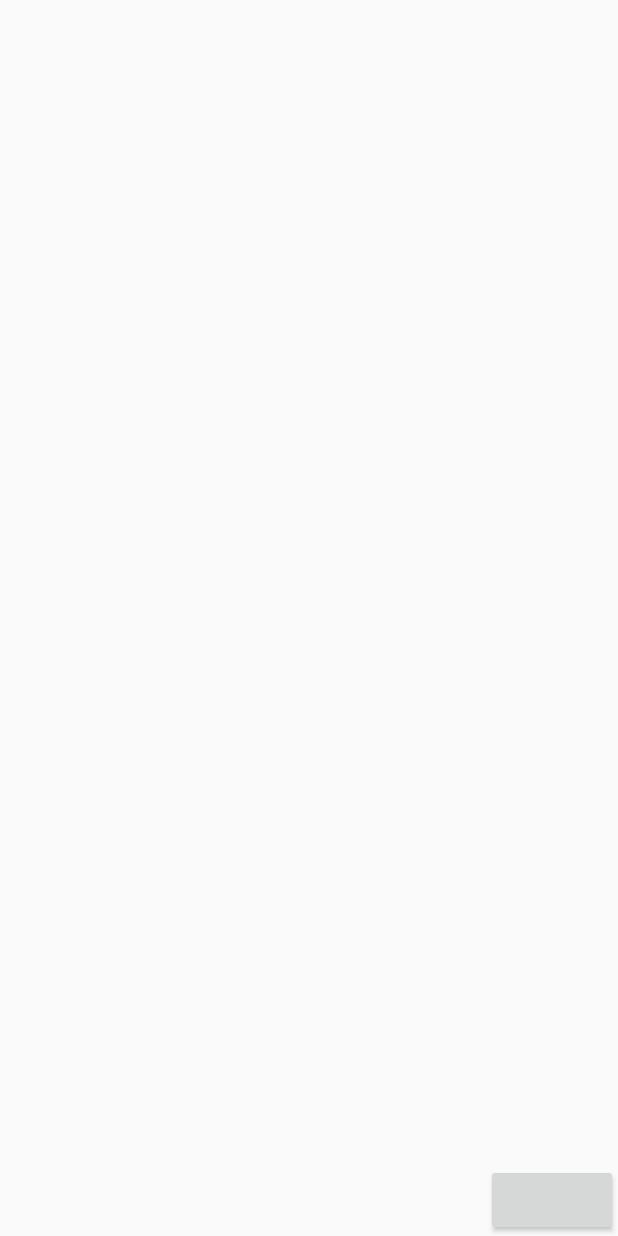
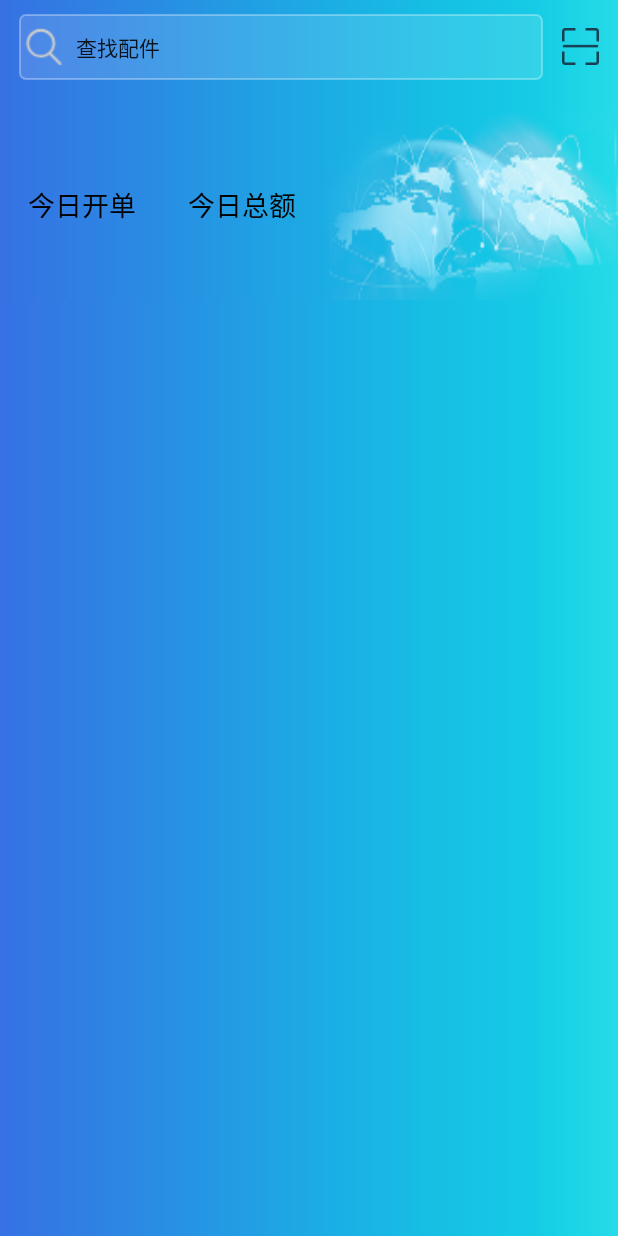
Before and after one commit to njjames/ZDDemo, an Android app: the MainActivity screen opened directly, with no data from a screen before it, on a phone screen of 412 x 824 dp. Run offline under Robolectric (Android 15) with nearby library versions, the phone set to English and light mode, and no system bars; libraries missing offline, so code that uses them is left out: com.nightonke.boommenu; plain views replace BoomMenuButton; 6 statements that could not run were skipped.

Commit message:
初步确定主界面

```diff
--- a/app/build.gradle
+++ b/app/build.gradle
@@ -41,4 +41,5 @@ dependencies {
     implementation 'com.squareup.retrofit2:retrofit:2.4.0'
     implementation 'com.squareup.retrofit2:converter-gson:2.4.0'
     implementation 'com.squareup.retrofit2:adapter-rxjava2:2.4.0'
+    implementation 'com.android.support:design:26.1.0'
 }
--- a/app/src/main/java/com/nj/zddemo/ui/activity/MainActivity.java
+++ b/app/src/main/java/com/nj/zddemo/ui/activity/MainActivity.java
@@ -11,16 +11,28 @@ import com.nightonke.boommenu.BoomMenuButton;
 import com.nightonke.boommenu.ButtonEnum;
 import com.nightonke.boommenu.Piece.PiecePlaceEnum;
 import com.nj.zddemo.R;
+import com.nj.zddemo.mvp.presenter.base.MVPPresenter;
+import com.nj.zddemo.ui.activity.base.BaseMVPActivity;
 
-public class MainActivity extends AppCompatActivity {
+import java.util.List;
+
+public class MainActivity extends BaseMVPActivity {
 
     private BoomMenuButton mBoomMenuButton;
 
     @Override
-    protected void onCreate(Bundle savedInstanceState) {
-        super.onCreate(savedInstanceState);
-        setContentView(R.layout.main_activity);
+    protected int getLayoutId() {
+        return R.layout.main_activity;
+    }
+
+    @Override
+    protected void initPage(Bundle savedInstanceState) {
         initBmbView();
+    }
+
+    @Override
+    protected void createPresenters(List<MVPPresenter> presenters) {
+
     }
 
     private void initBmbView() {
@@ -35,7 +47,7 @@ public class MainActivity extends AppCompatActivity {
         mBoomMenuButton.clearBuilders();
         for (int i = 0; i < mBoomMenuButton.getPiecePlaceEnum().pieceNumber(); i++) {
             TextOutsideCircleButton.Builder builder = new TextOutsideCircleButton.Builder()
-//                    .rotateText(true)   //设置文字循环滚动
+//                    .rotateText(true)   //设置文字循环滚动，好像不是这个
                     .listener(new OnBMClickListener() { //添加点击事件
                         @Override
                         public void onBoomButtonClick(int index) {
--- a/app/src/main/java/com/nj/zddemo/ui/activity/base/BaseMVPActivity.java
+++ b/app/src/main/java/com/nj/zddemo/ui/activity/base/BaseMVPActivity.java
@@ -9,6 +9,7 @@ import android.os.Bundle;
 import android.support.annotation.Nullable;
 import android.support.v7.app.AppCompatActivity;
 import android.view.View;
+import android.view.Window;
 
 import com.nj.zddemo.R;
 import com.nj.zddemo.mvp.MVPDispatcher;
@@ -32,13 +33,14 @@ public abstract class BaseMVPActivity extends AppCompatActivity implements MVPVi
     //生命周期相关方法
     @Override
     protected void onCreate(@Nullable Bundle savedInstanceState) {
+        supportRequestWindowFeature(Window.FEATURE_NO_TITLE);
         super.onCreate(savedInstanceState);
-        if (Build.VERSION.SDK_INT >= 21) {
-            View decorView = getWindow().getDecorView();
-            decorView.setSystemUiVisibility(View.SYSTEM_UI_FLAG_LAYOUT_FULLSCREEN
-                    | View.SYSTEM_UI_FLAG_LAYOUT_STABLE);
-            getWindow().setStatusBarColor(Color.TRANSPARENT);
-        }
+//        if (Build.VERSION.SDK_INT >= 21) {
+//            View decorView = getWindow().getDecorView();
+//            decorView.setSystemUiVisibility(View.SYSTEM_UI_FLAG_LAYOUT_FULLSCREEN
+//                    | View.SYSTEM_UI_FLAG_LAYOUT_STABLE);
+//            getWindow().setStatusBarColor(Color.TRANSPARENT);
+//        }
         int layoutId = getLayoutId();
         if (layoutId != 0) {
             setContentView(layoutId);
--- /dev/null
+++ b/app/src/main/res/drawable/btn_page_title_bg.xml
@@ -0,0 +1,15 @@
+<?xml version="1.0" encoding="utf-8"?>
+<shape xmlns:android="http://schemas.android.com/apk/res/android">
+    <solid android:color="#20ffffff" />
+    <stroke
+        android:width="1dp"
+        android:color="#50ffffff" />
+
+    <corners android:radius="4dp" />
+
+    <padding
+        android:bottom="1dp"
+        android:left="1dp"
+        android:right="1dp"
+        android:top="1dp" />
+</shape>
--- a/app/src/main/res/layout/main_activity.xml
+++ b/app/src/main/res/layout/main_activity.xml
@@ -1,11 +1,65 @@
 <?xml version="1.0" encoding="utf-8"?>
-<RelativeLayout
+<android.support.design.widget.CoordinatorLayout
     xmlns:android="http://schemas.android.com/apk/res/android"
     xmlns:app="http://schemas.android.com/apk/res-auto"
     xmlns:tools="http://schemas.android.com/tools"
     android:layout_width="match_parent"
     android:layout_height="match_parent"
+    android:background="@drawable/bg_main"
     tools:context="com.nj.zddemo.ui.activity.MainActivity">
+
+    <android.support.design.widget.AppBarLayout
+        android:layout_width="match_parent"
+        android:layout_height="@dimen/qb_px_160">
+
+        <android.support.design.widget.CollapsingToolbarLayout
+            android:layout_width="match_parent"
+            android:layout_height="match_parent"
+            android:fitsSystemWindows="true"
+            app:layout_scrollFlags="scroll|exitUntilCollapsed"
+            app:layout_collapseParallaxMultiplier="0.7">
+
+            <ImageView
+                android:layout_width="match_parent"
+                android:layout_height="match_parent"
+                android:src="@drawable/bg_page"
+                android:scaleType="fitXY"
+                app:layout_collapseMode="parallax"/>
+
+            <include layout="@layout/toolbar_open" />
+
+            <TextView
+                android:layout_width="wrap_content"
+                android:layout_height="wrap_content"
+                android:text="@string/toady_count"
+                android:textColor="@android:color/black"
+                android:layout_gravity="bottom"
+                android:layout_marginBottom="@dimen/qb_px_40"
+                android:layout_marginLeft="@dimen/qb_px_15"
+                android:textSize="18sp"
+                app:layout_collapseMode="pin"/>
+
+            <TextView
+                android:layout_width="wrap_content"
+                android:layout_height="wrap_content"
+                android:text="@string/toady_money"
+                android:textColor="@android:color/black"
+                android:layout_gravity="bottom"
+                android:layout_marginBottom="@dimen/qb_px_40"
+                android:layout_marginLeft="@dimen/qb_px_100"
+                android:textSize="18sp"
+                app:layout_collapseMode="pin"/>
+
+
+            <RelativeLayout
+                android:layout_width="match_parent"
+                android:layout_height="wrap_content">
+
+            </RelativeLayout>
+
+        </android.support.design.widget.CollapsingToolbarLayout>
+
+    </android.support.design.widget.AppBarLayout>
 
     <com.nightonke.boommenu.BoomMenuButton
         android:id="@+id/bmb"
@@ -13,6 +67,7 @@
         android:layout_height="wrap_content"
         android:layout_alignParentRight="true"
         android:layout_alignParentBottom="true"
-        android:layout_alignParentEnd="true"/>
+        android:layout_alignParentEnd="true"
+        android:visibility="invisible"/>
 
-</RelativeLayout>
+</android.support.design.widget.CoordinatorLayout>
--- /dev/null
+++ b/app/src/main/res/layout/toolbar_open.xml
@@ -0,0 +1,25 @@
+<?xml version="1.0" encoding="utf-8"?>
+<LinearLayout xmlns:android="http://schemas.android.com/apk/res/android"
+    android:orientation="horizontal"
+    android:layout_width="match_parent"
+    android:layout_height="@dimen/qb_px_50"
+    android:paddingLeft="@dimen/qb_px_10"
+    android:gravity="center_vertical">
+
+    <Button
+        android:layout_width="0dp"
+        android:layout_height="@dimen/qb_px_35"
+        android:text="查找配件"
+        android:drawableLeft="@drawable/icon_search"
+        android:drawablePadding="@dimen/qb_px_4"
+        android:layout_weight="1"
+        android:gravity="start|center_vertical"
+        android:background="@drawable/btn_page_title_bg"/>
+
+    <ImageView
+        android:layout_width="@dimen/qb_px_40"
+        android:layout_height="@dimen/qb_px_40"
+        android:src="@drawable/icon_scan_page"
+        android:padding="@dimen/qb_px_10"/>
+
+</LinearLayout>
--- a/app/src/main/res/values/strings.xml
+++ b/app/src/main/res/values/strings.xml
@@ -51,4 +51,7 @@
                         \t\t\t\t\t1.请先在PC端，中道客户端的主模块登录一下。\n
                         \t\t\t\t\t2.服务器时间日期格式不对。\n
                         \t\t\t\t\t3.确实没有注册移动办公点数。</string>
+
+    <string name="toady_count">今日开单</string>
+    <string name="toady_money">今日总额</string>
 </resources>
```
Also changed, not shown: app/src/main/res/drawable-xxhdpi/bg_main.jpg (added), app/src/main/res/drawable-xxhdpi/bg_page.png (added), app/src/main/res/drawable/icon_scan_page.png (added), app/src/main/res/drawable/icon_search.png (added).
